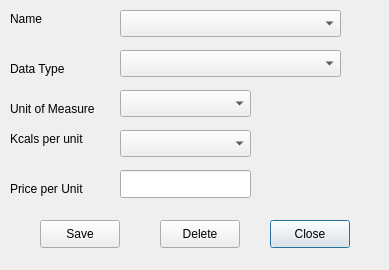
snim2mirror/openihm, file open-ihm/gui/designs/ui_managecroptypes.ui: the form before one commit.
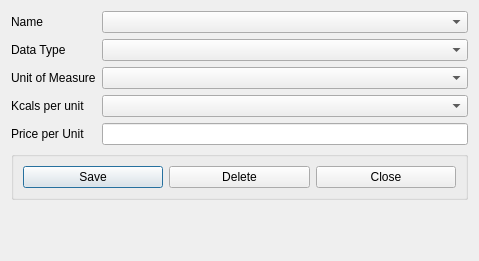
The form after the commit.

Commit message: Added layout manager to most dialogs. One report and all tabbed dialogs still to go.

```diff
--- a/open-ihm/gui/designs/ui_managecroptypes.ui
+++ b/open-ihm/gui/designs/ui_managecroptypes.ui
@@ -6,8 +6,8 @@
    <rect>
     <x>0</x>
     <y>0</y>
-    <width>389</width>
-    <height>270</height>
+    <width>479</width>
+    <height>261</height>
    </rect>
   </property>
   <property name="minimumSize">
@@ -19,160 +19,88 @@
   <property name="windowTitle">
    <string>Manage Crop Types</string>
   </property>
-  <widget class="QPushButton" name="btnManageCropsClose">
-   <property name="geometry">
-    <rect>
-     <x>270</x>
-     <y>220</y>
-     <width>80</width>
-     <height>28</height>
-    </rect>
-   </property>
-   <property name="text">
-    <string>Close</string>
-   </property>
-  </widget>
-  <widget class="QPushButton" name="pushButton_3">
-   <property name="geometry">
-    <rect>
-     <x>40</x>
-     <y>220</y>
-     <width>80</width>
-     <height>28</height>
-    </rect>
-   </property>
-   <property name="text">
-    <string>Save</string>
-   </property>
-  </widget>
-  <widget class="QComboBox" name="comboBox">
-   <property name="geometry">
-    <rect>
-     <x>120</x>
-     <y>10</y>
-     <width>221</width>
-     <height>27</height>
-    </rect>
-   </property>
-  </widget>
-  <widget class="QComboBox" name="comboBox_2">
-   <property name="geometry">
-    <rect>
-     <x>120</x>
-     <y>50</y>
-     <width>221</width>
-     <height>27</height>
-    </rect>
-   </property>
-  </widget>
+  <layout class="QFormLayout" name="formLayout">
+   <item row="0" column="0">
   <widget class="QLabel" name="label">
-   <property name="geometry">
-    <rect>
-     <x>10</x>
-     <y>10</y>
-     <width>54</width>
-     <height>18</height>
-    </rect>
-   </property>
    <property name="text">
     <string>Name</string>
    </property>
   </widget>
+   </item>
+   <item row="0" column="1">
+    <widget class="QComboBox" name="comboBox"/>
+   </item>
+   <item row="1" column="0">
   <widget class="QLabel" name="label_2">
-   <property name="geometry">
-    <rect>
-     <x>10</x>
-     <y>60</y>
-     <width>61</width>
-     <height>18</height>
-    </rect>
-   </property>
    <property name="text">
     <string>Data Type</string>
    </property>
   </widget>
-  <widget class="QComboBox" name="comboBox_3">
-   <property name="geometry">
-    <rect>
-     <x>120</x>
-     <y>90</y>
-     <width>131</width>
-     <height>27</height>
-    </rect>
-   </property>
-  </widget>
+   </item>
+   <item row="1" column="1">
+    <widget class="QComboBox" name="comboBox_2"/>
+   </item>
+   <item row="2" column="0">
   <widget class="QLabel" name="label_3">
-   <property name="geometry">
-    <rect>
-     <x>10</x>
-     <y>100</y>
-     <width>91</width>
-     <height>18</height>
-    </rect>
-   </property>
    <property name="text">
     <string>Unit of Measure</string>
    </property>
   </widget>
-  <widget class="QComboBox" name="comboBox_4">
-   <property name="geometry">
-    <rect>
-     <x>120</x>
-     <y>130</y>
-     <width>131</width>
-     <height>27</height>
-    </rect>
-   </property>
-  </widget>
+   </item>
+   <item row="2" column="1">
+    <widget class="QComboBox" name="comboBox_3"/>
+   </item>
+   <item row="3" column="0">
   <widget class="QLabel" name="label_4">
-   <property name="geometry">
-    <rect>
-     <x>10</x>
-     <y>130</y>
-     <width>101</width>
-     <height>18</height>
-    </rect>
-   </property>
    <property name="text">
     <string>Kcals per unit</string>
    </property>
   </widget>
-  <widget class="QLineEdit" name="lineEdit">
-   <property name="geometry">
-    <rect>
-     <x>120</x>
-     <y>170</y>
-     <width>131</width>
-     <height>28</height>
-    </rect>
-   </property>
-  </widget>
+   </item>
+   <item row="3" column="1">
+    <widget class="QComboBox" name="comboBox_4"/>
+   </item>
+   <item row="4" column="0">
   <widget class="QLabel" name="label_5">
-   <property name="geometry">
-    <rect>
-     <x>10</x>
-     <y>180</y>
-     <width>81</width>
-     <height>18</height>
-    </rect>
-   </property>
    <property name="text">
     <string>Price per Unit</string>
    </property>
   </widget>
+   </item>
+   <item row="4" column="1">
+    <widget class="QLineEdit" name="lineEdit"/>
+   </item>
+   <item row="5" column="0" colspan="2">
+    <widget class="QGroupBox" name="groupBox">
+     <property name="title">
+      <string/>
+     </property>
+     <layout class="QHBoxLayout" name="horizontalLayout">
+      <item>
+       <widget class="QPushButton" name="pushButton_3">
+        <property name="text">
+         <string>Save</string>
+        </property>
+       </widget>
+      </item>
+      <item>
   <widget class="QPushButton" name="pushButton">
-   <property name="geometry">
-    <rect>
-     <x>160</x>
-     <y>220</y>
-     <width>80</width>
-     <height>28</height>
-    </rect>
-   </property>
    <property name="text">
     <string>Delete</string>
    </property>
   </widget>
+      </item>
+      <item>
+       <widget class="QPushButton" name="btnManageCropsClose">
+        <property name="text">
+         <string>Close</string>
+        </property>
+       </widget>
+      </item>
+     </layout>
+    </widget>
+   </item>
+  </layout>
  </widget>
  <tabstops>
   <tabstop>comboBox</tabstop>
```
Lines whose indentation alone changed are shown as unchanged. The commit also changes 97 other files.
